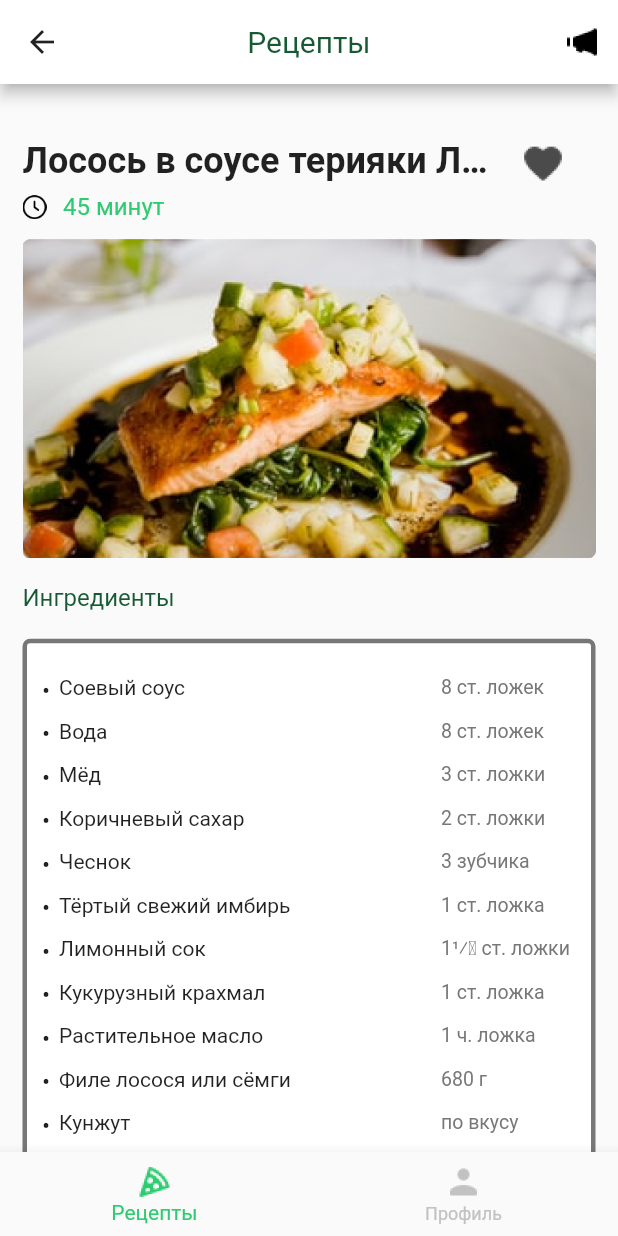
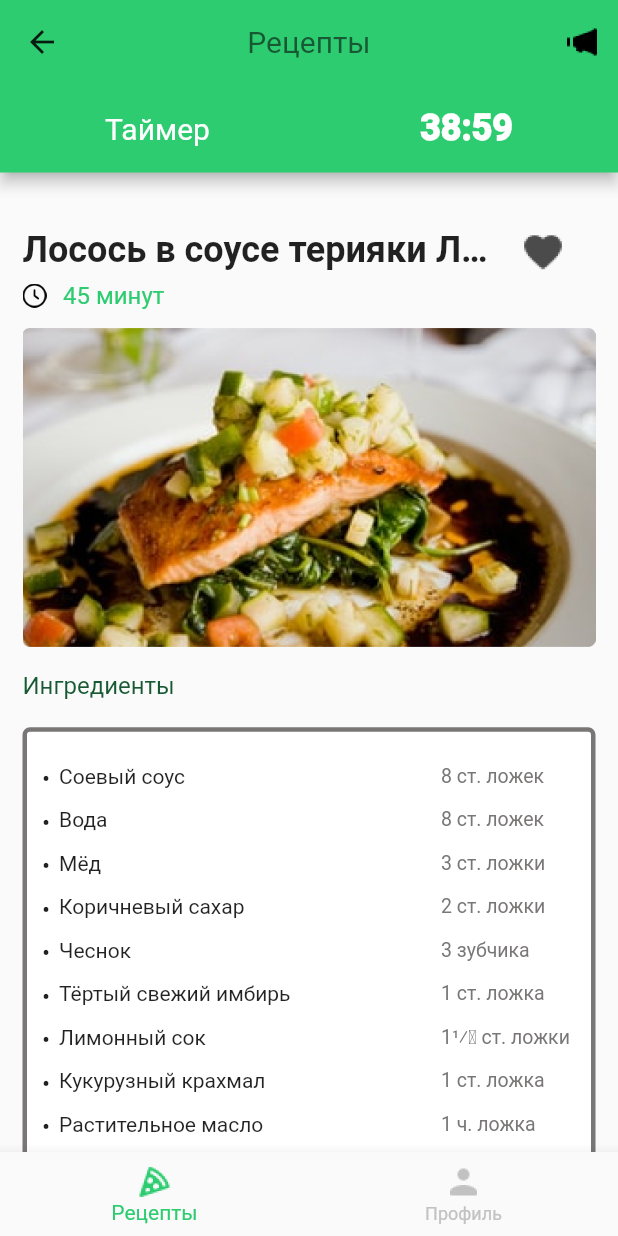
Before and after one commit to vachtung-gigabidze/otus_food_app, a Flutter app: the FavoritesScreen screen opened by its route, after a tap on "Лосось в соусе терияки Лосось в соусе те", on a phone screen of 412 x 824 dp. Run offline on Flutter 3.47's test engine with Material 2 defaults, Android fonts, the phone set to English and light mode, and no system bars.

Commit message:
add isCooking variable

```diff
--- a/assets/recipes.json
+++ b/assets/recipes.json
@@ -111,7 +111,7 @@
       "id": 2,
       "name": "Поке боул с сыром тофу",
       "time": "30 минут",
-      "imageUrl": "02.png",
+      "imageUrl": "2.png",
       "ingredients": [
         {
           "name": "Coco Milk",
--- a/lib/screens/recept_detail.dart
+++ b/lib/screens/recept_detail.dart
@@ -18,11 +18,13 @@ class RecipeDetail extends StatefulWidget {
 }
 
 class _RecipeDetailState extends State<RecipeDetail> {
+  late bool isCooking;
   late ScrollController _scrollController;
 
   @override
   void initState() {
     super.initState();
+    isCooking = true;
     _scrollController = ScrollController()..addListener(() {});
   }
 
@@ -43,9 +45,46 @@ class _RecipeDetailState extends State<RecipeDetail> {
     final Recipe recipe = ModalRoute.of(context)!.settings.arguments as Recipe;
 
     return Scaffold(
+      // extendBodyBehindAppBar: false,
       appBar: AppBar(
-        systemOverlayStyle: StatusOverlay.white,
-        backgroundColor: Colors.white,
+        bottom: PreferredSize(
+          preferredSize: const Size.fromHeight(59.0),
+          child: Theme(
+            data: Theme.of(context).copyWith(accentColor: Colors.white),
+            child: Container(
+              height: 59.0,
+              alignment: Alignment.center,
+              child: Row(
+                mainAxisAlignment: MainAxisAlignment.spaceAround,
+                children: const [
+                  Text(
+                    'Таймер',
+                    style: TextStyle(
+                      color: Colors.white,
+                      fontFamily: 'Roboto',
+                      fontStyle: FontStyle.normal,
+                      fontWeight: FontWeight.w400,
+                      fontSize: 20.0,
+                    ),
+                  ),
+                  Text(
+                    '38:59',
+                    style: TextStyle(
+                      color: Colors.white,
+                      fontFamily: 'Roboto',
+                      fontStyle: FontStyle.normal,
+                      fontWeight: FontWeight.w900,
+                      fontSize: 24.0,
+                    ),
+                  ),
+                ],
+              ),
+            ),
+          ),
+        ),
+        systemOverlayStyle:
+            isCooking ? StatusOverlay.green : StatusOverlay.white,
+        backgroundColor: isCooking ? const Color(0xFF2ECC71) : Colors.white,
         title: const Text(
           'Рецепты',
           style: TextStyle(
@@ -156,6 +195,9 @@ class _RecipeDetailState extends State<RecipeDetail> {
                 InkWell(
                   child: cookingButton(),
                   onTap: () {
+                    setState(() {
+                      isCooking = true;
+                    });
                     _scrollToTop();
                   },
                 ),
```
